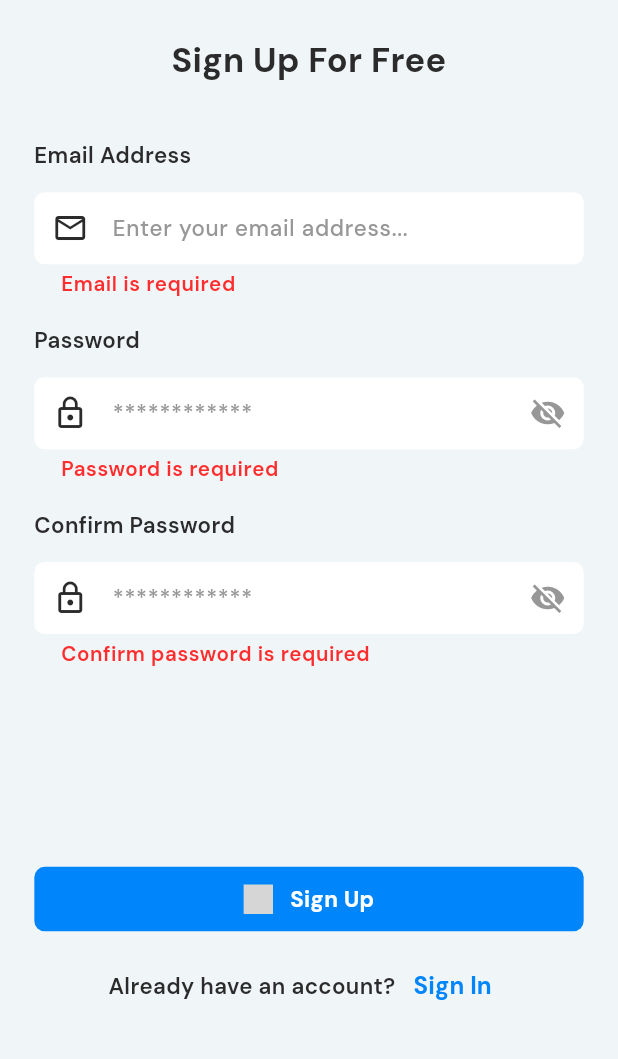
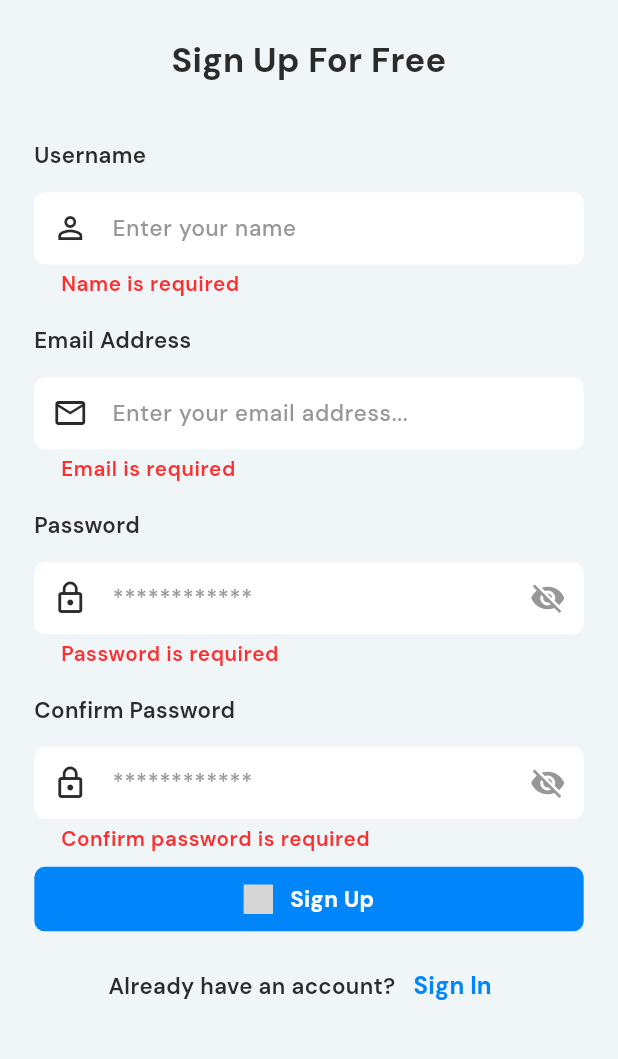
Before and after one commit to Imran200216/nfcReaderTools, a Flutter app: the AuthSignUpScreen screen opened by its route, after a tap on "Sign Up", on a phone screen of 412 x 824 dp, the part 161-1220 px from its top. Run offline on Flutter 3.47's test engine with Material 3 defaults, Android fonts, the light colour scheme and no system bars; drawn by our look-alikes of toastification; our stand-ins replace cached_network_image, cloud_firestore, firebase_auth, firebase_core, flutter_contacts, flutter_screenutil and 8 more; missing offline and left inert: nfc_manager; accounts and stored records are empty; grey boxes are pictures that could not be loaded.

Commit message:
made changes in auth screen.

```diff
--- a/lib/commons/provider/nfc_notifier.dart
+++ b/lib/commons/provider/nfc_notifier.dart
@@ -130,7 +130,7 @@ class NFCNotifier extends ChangeNotifier {
       if (nfcData.containsKey('ndef') && nfcData['ndef'] != null) {
         try {
           List<int> payload =
-              nfcData['ndef']['cachedMessage']?['records']?[0]['payload'];
+          nfcData['ndef']['cachedMessage']?['records']?[0]['payload'];
           decodedText = String.fromCharCodes(payload);
         } catch (e) {
           decodedText = null;
@@ -164,7 +164,7 @@ class NFCNotifier extends ChangeNotifier {
   }) async {
     try {
       NdefMessage message =
-          _createNdefMessage(dataType: dataType, payload: payload);
+      _createNdefMessage(dataType: dataType, payload: payload);
       await Ndef.from(nfcTag)?.write(message);
       _message = "Data Written Successfully";
       _isSuccess = true;
--- a/lib/features/auth/presentation/screens/auth_sign_up_screen.dart
+++ b/lib/features/auth/presentation/screens/auth_sign_up_screen.dart
@@ -10,15 +10,20 @@ import 'package:nfcreadertools/features/auth/presentation/widgets/custom_auth_fo
 import 'package:nfcreadertools/features/auth/presentation/widgets/custom_auth_headers.dart';
 import 'package:provider/provider.dart';
 
-class AuthSignUpScreen extends StatelessWidget {
+class AuthSignUpScreen extends StatefulWidget {
   const AuthSignUpScreen({super.key});
 
   @override
-  Widget build(BuildContext context) {
+  State<AuthSignUpScreen> createState() => _AuthSignUpScreenState();
+}
+
+class _AuthSignUpScreenState extends State<AuthSignUpScreen> {
   /// auth sign up form key
   final GlobalKey<FormState> formKey = GlobalKey<FormState>();
 
   /// text field controllers
+  final TextEditingController authSignUpUserNameController =
+      TextEditingController();
   final TextEditingController authSignUpEmailController =
       TextEditingController();
   final TextEditingController authSignUpPasswordController =
@@ -26,9 +31,20 @@ class AuthSignUpScreen extends StatelessWidget {
   final TextEditingController authSignUpConfirmPasswordController =
       TextEditingController();
 
+  @override
+  void dispose() {
+    authSignUpUserNameController.dispose();
+    authSignUpEmailController.dispose();
+    authSignUpPasswordController.dispose();
+    authSignUpConfirmPasswordController.dispose();
+    super.dispose();
+  }
+
+  @override
+  Widget build(BuildContext context) {
     /// email auth provider
     final emailPasswordAuthProvider =
-        Provider.of<EmailPasswordAuthProvider>(context, listen: false);
+        Provider.of<EmailPasswordAuthProvider>(context);
 
     return SafeArea(
       child: Scaffold(
@@ -48,6 +64,41 @@ class AuthSignUpScreen extends StatelessWidget {
                 ),
 
                 SizedBox(height: 30.h),
+
+                /// UserName text
+                Text(
+                  textAlign: TextAlign.center,
+                  "Username",
+                  style: TextStyle(
+                    fontFamily: "DM Sans",
+                    fontSize: 13.sp,
+                    fontWeight: FontWeight.w600,
+                    color: AppColors.titleColor,
+                  ),
+                ),
+
+                SizedBox(height: 12.h),
+
+                /// UserName text field
+                CustomTextField(
+                  keyboardType: TextInputType.name,
+                  textEditingController: authSignUpUserNameController,
+                  hintText: "Enter your name",
+                  prefixIcon: Icons.person_outline,
+                  validator: (value) {
+                    if (value == null || value.trim().isEmpty) {
+                      return "Name is required";
+                    } else if (value.trim().length < 3) {
+                      return "Name must be at least 3 characters long";
+                    } else if (!RegExp(r"^[a-zA-Z\s]+$")
+                        .hasMatch(value.trim())) {
+                      return "Name must contain only letters and spaces";
+                    }
+                    return null;
+                  },
+                ),
+
+                SizedBox(height: 15.h),
 
                 /// email address text
                 Text(
@@ -156,6 +207,7 @@ class AuthSignUpScreen extends StatelessWidget {
                       /// sign up functionality
                       emailPasswordAuthProvider
                           .signUpWithEmailPassword(
+                        authSignUpUserNameController.text.trim(),
                         authSignUpEmailController.text.trim(),
                         authSignUpPasswordController.text.trim(),
                         context,
--- a/lib/features/settings/presentation/screens/settings_screen.dart
+++ b/lib/features/settings/presentation/screens/settings_screen.dart
@@ -170,7 +170,7 @@ class SettingsScreen extends StatelessWidget {
                 FirebaseAuth.instance.signOut().then(
                   (value) async {
                     /// Remove GetStatus in Hive
-                    var getStartedBox = Hive.box('');
+                    var getStartedBox = Hive.box('userGetStartedStatusBox');
                     await getStartedBox.put('userGetStartedStatus', false);
 
                     /// Remove Auth Status in Hive
```
Also changed, not shown: lib/features/auth/presentation/provider/email_password_auth_provider.dart (+17 -4 lines), lib/features/auth/presentation/screens/auth_login_screen.dart (+17 -3 lines), pubspec.yaml (+35 -14 lines), pubspec.lock, 7 other files. Lines whose indentation alone changed are shown as unchanged.
